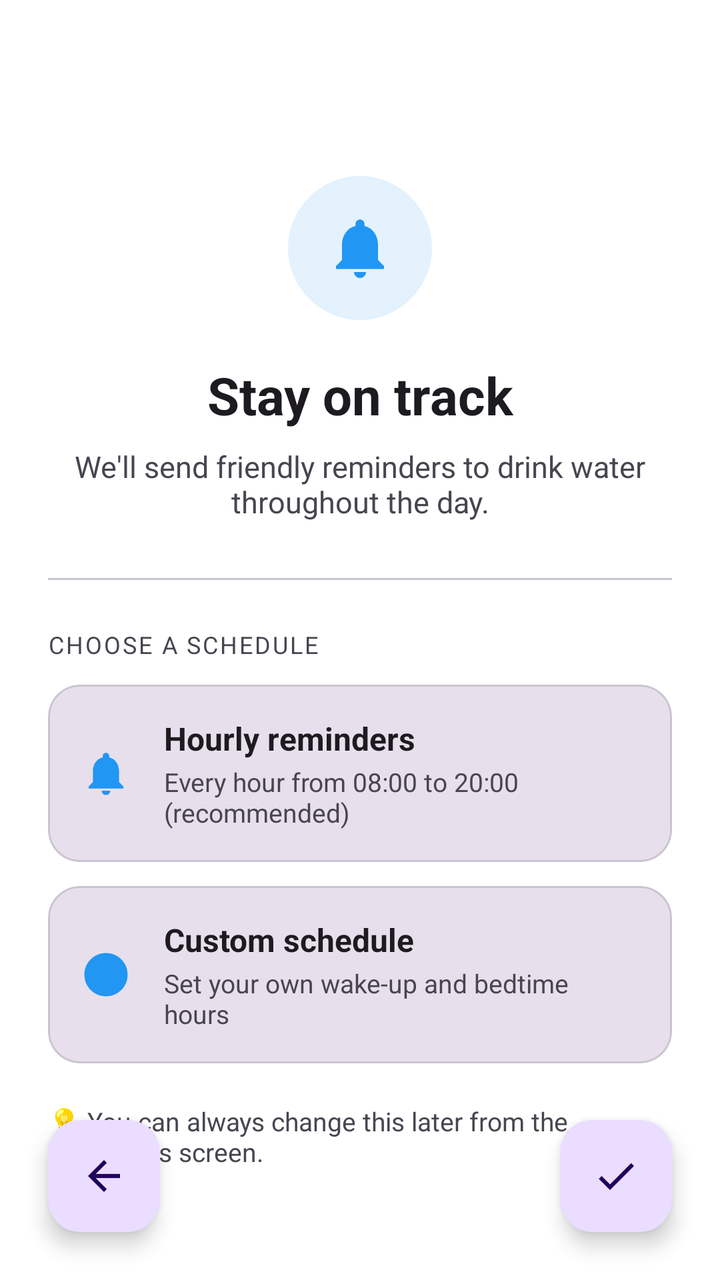
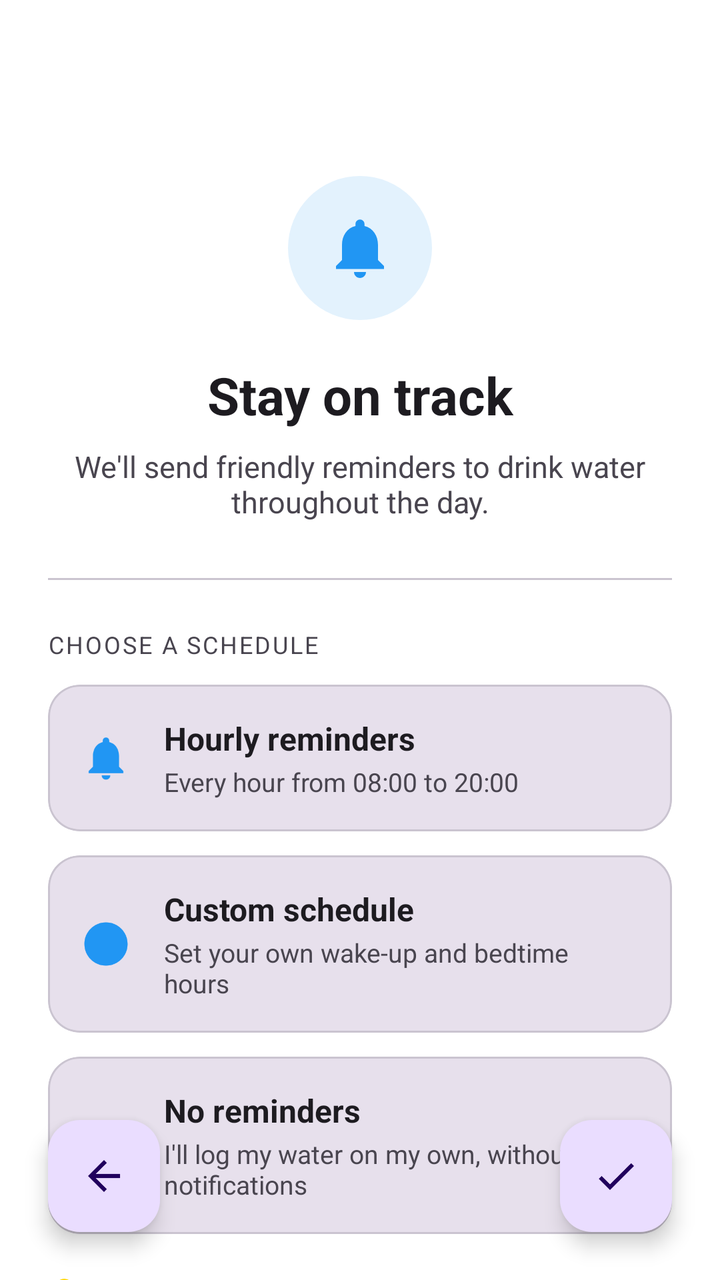

An Android layout rendered at two revisions. The XML below is the earlier revision; the diff shows what the commit changed to produce the second picture.
<!-- AndroidManifest.xml: application theme Theme.WaterReminder -->
<!-- res/layout/fragment_reminder_setup.xml -->
<?xml version="1.0" encoding="utf-8"?>
<androidx.constraintlayout.widget.ConstraintLayout xmlns:android="http://schemas.android.com/apk/res/android"
    xmlns:app="http://schemas.android.com/apk/res-auto"
    xmlns:tools="http://schemas.android.com/tools"
    android:layout_width="match_parent"
    android:layout_height="match_parent"
    android:background="@color/page_background">

    <androidx.core.widget.NestedScrollView
        android:layout_width="0dp"
        android:layout_height="0dp"
        app:layout_constraintTop_toTopOf="parent"
        app:layout_constraintBottom_toBottomOf="parent"
        app:layout_constraintStart_toStartOf="parent"
        app:layout_constraintEnd_toEndOf="parent">

        <LinearLayout
            android:layout_width="match_parent"
            android:layout_height="wrap_content"
            android:orientation="vertical"
            android:padding="24dp"
            android:paddingBottom="104dp">

            
            <View
                android:layout_width="match_parent"
                android:layout_height="?attr/actionBarSize" />

            <LinearLayout
                android:layout_width="match_parent"
                android:layout_height="wrap_content"
                android:orientation="vertical"
                android:gravity="center_horizontal"
                android:paddingHorizontal="8dp">

                <ImageView
                    android:layout_width="72dp"
                    android:layout_height="72dp"
                    android:layout_marginBottom="20dp"
                    android:background="@drawable/bg_hero_icon_circle"
                    android:padding="18dp"
                    android:importantForAccessibility="no"
                    android:src="@drawable/ic_bell"
                    app:tint="@color/brand_blue" />

                <TextView
                    android:layout_width="match_parent"
                    android:layout_height="wrap_content"
                    android:gravity="center"
                    android:text="@string/reminder_setup_title"
                    android:textColor="?attr/colorOnSurface"
                    android:textSize="26sp"
                    android:textStyle="bold" />

                <TextView
                    android:layout_width="match_parent"
                    android:layout_height="wrap_content"
                    android:layout_marginTop="8dp"
                    android:gravity="center"
                    android:text="@string/reminder_setup_subtitle"
                    android:textColor="?attr/colorOnSurfaceVariant"
                    android:textSize="15sp" />

            </LinearLayout>

            <View
                android:layout_width="match_parent"
                android:layout_height="1dp"
                android:layout_marginTop="28dp"
                android:background="?attr/colorOutlineVariant" />

            <TextView
                android:layout_width="match_parent"
                android:layout_height="wrap_content"
                android:layout_marginTop="24dp"
                android:layout_marginBottom="12dp"
                android:text="@string/reminder_setup_choose_schedule"
                android:textColor="?attr/colorOnSurfaceVariant"
                android:textSize="12sp"
                android:textAllCaps="true"
                android:letterSpacing="0.08" />

            
            <com.google.android.material.card.MaterialCardView
                android:id="@+id/card_hourly"
                android:layout_width="match_parent"
                android:layout_height="wrap_content"
                android:layout_marginBottom="12dp"
                android:checkable="true"
                android:clickable="true"
                android:focusable="true"
                app:cardBackgroundColor="?attr/colorSurfaceVariant"
                app:cardCornerRadius="16dp"
                app:cardElevation="0dp"
                app:checkedIcon="@null"
                app:strokeColor="?attr/colorOutlineVariant"
                app:strokeWidth="1dp">

                <LinearLayout
                    android:layout_width="match_parent"
                    android:layout_height="wrap_content"
                    android:gravity="center_vertical"
                    android:orientation="horizontal"
                    android:padding="16dp">

                    <ImageView
                        android:layout_width="26dp"
                        android:layout_height="26dp"
                        android:layout_marginEnd="16dp"
                        android:importantForAccessibility="no"
                        android:src="@drawable/ic_bell"
                        app:tint="@color/brand_blue" />

                    <LinearLayout
                        android:layout_width="0dp"
                        android:layout_height="wrap_content"
                        android:layout_weight="1"
                        android:orientation="vertical">

                        <TextView
                            android:layout_width="match_parent"
                            android:layout_height="wrap_content"
                            android:text="@string/reminder_setup_hourly_title"
                            android:textColor="?attr/colorOnSurface"
                            android:textSize="16sp"
                            android:textStyle="bold" />

                        <TextView
                            android:layout_width="match_parent"
                            android:layout_height="wrap_content"
                            android:layout_marginTop="2dp"
                            android:text="@string/reminder_setup_hourly_subtitle"
                            android:textColor="?attr/colorOnSurfaceVariant"
                            android:textSize="13sp" />
                    </LinearLayout>

                    <ImageView
                        android:id="@+id/check_hourly"
                        android:layout_width="20dp"
                        android:layout_height="20dp"
                        android:layout_marginStart="12dp"
                        android:importantForAccessibility="no"
                        android:src="@drawable/ic_check"
                        android:visibility="gone"
                        app:tint="@color/brand_blue" />

                </LinearLayout>

            </com.google.android.material.card.MaterialCardView>

            
            <com.google.android.material.card.MaterialCardView
                android:id="@+id/card_custom"
                android:layout_width="match_parent"
                android:layout_height="wrap_content"
                android:checkable="true"
                android:clickable="true"
                android:focusable="true"
                app:cardBackgroundColor="?attr/colorSurfaceVariant"
                app:cardCornerRadius="16dp"
                app:cardElevation="0dp"
                app:checkedIcon="@null"
                app:strokeColor="?attr/colorOutlineVariant"
                app:strokeWidth="1dp">

                <LinearLayout
                    android:layout_width="match_parent"
                    android:layout_height="wrap_content"
                    android:gravity="center_vertical"
                    android:orientation="horizontal"
                    android:padding="16dp">

                    <ImageView
                        android:layout_width="26dp"
                        android:layout_height="26dp"
                        android:layout_marginEnd="16dp"
                        android:importantForAccessibility="no"
                        android:src="@drawable/ic_clock"
                        app:tint="@color/brand_blue" />

                    <LinearLayout
                        android:layout_width="0dp"
                        android:layout_height="wrap_content"
                        android:layout_weight="1"
                        android:orientation="vertical">

                        <TextView
                            android:layout_width="match_parent"
                            android:layout_height="wrap_content"
                            android:text="@string/reminder_setup_custom_title"
                            android:textColor="?attr/colorOnSurface"
                            android:textSize="16sp"
                            android:textStyle="bold" />

                        <TextView
                            android:layout_width="match_parent"
                            android:layout_height="wrap_content"
                            android:layout_marginTop="2dp"
                            android:text="@string/reminder_setup_custom_subtitle"
                            android:textColor="?attr/colorOnSurfaceVariant"
                            android:textSize="13sp" />
                    </LinearLayout>

                    <ImageView
                        android:id="@+id/check_custom"
                        android:layout_width="20dp"
                        android:layout_height="20dp"
                        android:layout_marginStart="12dp"
                        android:importantForAccessibility="no"
                        android:src="@drawable/ic_check"
                        android:visibility="gone"
                        app:tint="@color/brand_blue" />

                </LinearLayout>

            </com.google.android.material.card.MaterialCardView>

            
            <com.google.android.material.card.MaterialCardView
                android:id="@+id/group_custom_window"
                android:layout_width="match_parent"
                android:layout_height="wrap_content"
                android:layout_marginTop="16dp"
                android:visibility="gone"
                app:cardBackgroundColor="?attr/colorSurfaceVariant"
                app:cardCornerRadius="16dp"
                app:cardElevation="0dp"
                tools:visibility="visible">

                <LinearLayout
                    android:layout_width="match_parent"
                    android:layout_height="wrap_content"
                    android:orientation="vertical"
                    android:padding="16dp">

                    <com.google.android.material.button.MaterialButton
                        android:id="@+id/button_day_begins"
                        style="@style/Widget.MaterialComponents.Button.OutlinedButton"
                        android:layout_width="match_parent"
                        android:layout_height="wrap_content"
                        android:layout_marginBottom="12dp"
                        android:textColor="?attr/colorOnSurface"
                        app:cornerRadius="24dp"
                        app:strokeColor="?attr/colorOutline" />

                    <com.google.android.material.button.MaterialButton
                        android:id="@+id/button_off_to_bed"
                        style="@style/Widget.MaterialComponents.Button.OutlinedButton"
                        android:layout_width="match_parent"
                        android:layout_height="wrap_content"
                        android:textColor="?attr/colorOnSurface"
                        app:cornerRadius="24dp"
                        app:strokeColor="?attr/colorOutline" />

                </LinearLayout>

            </com.google.android.material.card.MaterialCardView>

            <TextView
                android:layout_width="match_parent"
                android:layout_height="wrap_content"
                android:layout_marginTop="20dp"
                android:text="@string/reminder_setup_change_later_note"
                android:textColor="?attr/colorOnSurfaceVariant"
                android:textSize="13sp" />

        </LinearLayout>

    </androidx.core.widget.NestedScrollView>

    <com.google.android.material.floatingactionbutton.FloatingActionButton
        android:id="@+id/fab_reminder_setup_back"
        android:layout_width="wrap_content"
        android:layout_height="wrap_content"
        android:layout_margin="24dp"
        app:fabSize="mini"
        android:contentDescription="@string/reminder_setup_back_action"
        app:srcCompat="@drawable/ic_arrow_back"
        app:layout_constraintBottom_toBottomOf="parent"
        app:layout_constraintStart_toStartOf="parent" />

    <com.google.android.material.floatingactionbutton.FloatingActionButton
        android:id="@+id/fab_reminder_setup_done"
        android:layout_width="wrap_content"
        android:layout_height="wrap_content"
        android:layout_margin="24dp"
        android:contentDescription="@string/reminder_setup_done_action"
        app:srcCompat="@drawable/ic_check"
        app:layout_constraintBottom_toBottomOf="parent"
        app:layout_constraintEnd_toEndOf="parent" />

</androidx.constraintlayout.widget.ConstraintLayout>
<!-- resources referenced by this layout -->
<resources>
  <color name="brand_blue">#2196F3</color>
  <color name="page_background">#FFFFFF</color>
  <!-- drawable bg_hero_icon_circle (drawable) -->
  <?xml version="1.0" encoding="utf-8"?>
  <shape xmlns:android="http://schemas.android.com/apk/res/android"
      android:shape="oval">
      <solid android:color="@color/icon_backdrop_blue" />
  </shape>
  <!-- drawable ic_arrow_back (drawable) -->
  <?xml version="1.0" encoding="utf-8"?>
  <vector xmlns:android="http://schemas.android.com/apk/res/android"
      android:width="24dp"
      android:height="24dp"
      android:viewportWidth="24"
      android:viewportHeight="24">
      <path
          android:fillColor="#FFFFFF"
          android:pathData="M20,11H7.83l5.59,-5.59L12,4l-8,8l8,8l1.41,-1.41L7.83,13H20V11z" />
  </vector>
  <!-- drawable ic_check (drawable) -->
  <?xml version="1.0" encoding="utf-8"?>
  <vector xmlns:android="http://schemas.android.com/apk/res/android"
      android:width="24dp"
      android:height="24dp"
      android:viewportWidth="24"
      android:viewportHeight="24">
      <path
          android:fillColor="#FFFFFF"
          android:pathData="M9,16.17L4.83,12l-1.42,1.41L9,19 21,7l-1.41,-1.41z" />
  </vector>
  <string name="reminder_setup_back_action">Back</string>
  <string name="reminder_setup_change_later_note">💡 You can always change this later from the Reminders screen.</string>
  <string name="reminder_setup_choose_schedule">Choose a schedule</string>
  <string name="reminder_setup_custom_subtitle">Set your own wake-up and bedtime hours</string>
  <string name="reminder_setup_custom_title">Custom schedule</string>
  <string name="reminder_setup_done_action">Finish setup</string>
  <string name="reminder_setup_hourly_subtitle">Every hour from 08:00 to 20:00 (recommended)</string>
  <string name="reminder_setup_hourly_title">Hourly reminders</string>
  <string name="reminder_setup_subtitle">We\'ll send friendly reminders to drink water throughout the day.</string>
  <string name="reminder_setup_title">Stay on track</string>
  <style name="Theme.WaterReminder" parent="Base.Theme.WaterReminder" />
  <color name="icon_backdrop_blue">#E3F2FD</color>
  <style name="Base.Theme.WaterReminder" parent="Theme.Material3.DayNight.NoActionBar">
          
          
      </style>
  <!-- unchanged entries left out for length: 2 -->
</resources>

<!-- the commit's change to res/layout/fragment_reminder_setup.xml (unified diff, before → after) -->
@@ -4,7 +4,7 @@
     xmlns:tools="http://schemas.android.com/tools"
     android:layout_width="match_parent"
     android:layout_height="match_parent"
-    android:background="@color/page_background">
+    android:background="?attr/pageBackground">
 
     <androidx.core.widget.NestedScrollView
         android:layout_width="0dp"
@@ -256,6 +256,74 @@
 
             </com.google.android.material.card.MaterialCardView>
 
+            
+            <com.google.android.material.card.MaterialCardView
+                android:id="@+id/card_none"
+                android:layout_width="match_parent"
+                android:layout_height="wrap_content"
+                android:layout_marginTop="12dp"
+                android:checkable="true"
+                android:clickable="true"
+                android:focusable="true"
+                app:cardBackgroundColor="?attr/colorSurfaceVariant"
+                app:cardCornerRadius="16dp"
+                app:cardElevation="0dp"
+                app:checkedIcon="@null"
+                app:strokeColor="?attr/colorOutlineVariant"
+                app:strokeWidth="1dp">
+
+                <LinearLayout
+                    android:layout_width="match_parent"
+                    android:layout_height="wrap_content"
+                    android:gravity="center_vertical"
+                    android:orientation="horizontal"
+                    android:padding="16dp">
+
+                    <ImageView
+                        android:layout_width="26dp"
+                        android:layout_height="26dp"
+                        android:layout_marginEnd="16dp"
+                        android:importantForAccessibility="no"
+                        android:src="@drawable/ic_bell_off"
+                        app:tint="@color/brand_blue" />
+
+                    <LinearLayout
+                        android:layout_width="0dp"
+                        android:layout_height="wrap_content"
+                        android:layout_weight="1"
+                        android:orientation="vertical">
+
+                        <TextView
+                            android:layout_width="match_parent"
+                            android:layout_height="wrap_content"
+                            android:text="@string/reminder_setup_none_title"
+                            android:textColor="?attr/colorOnSurface"
+                            android:textSize="16sp"
+                            android:textStyle="bold" />
+
+                        <TextView
+                            android:layout_width="match_parent"
+                            android:layout_height="wrap_content"
+                            android:layout_marginTop="2dp"
+                            android:text="@string/reminder_setup_none_subtitle"
+                            android:textColor="?attr/colorOnSurfaceVariant"
+                            android:textSize="13sp" />
+                    </LinearLayout>
+
+                    <ImageView
+                        android:id="@+id/check_none"
+                        android:layout_width="20dp"
+                        android:layout_height="20dp"
+                        android:layout_marginStart="12dp"
+                        android:importantForAccessibility="no"
+                        android:src="@drawable/ic_check"
+                        android:visibility="gone"
+                        app:tint="@color/brand_blue" />
+
+                </LinearLayout>
+
+            </com.google.android.material.card.MaterialCardView>
+
             <TextView
                 android:layout_width="match_parent"
                 android:layout_height="wrap_content"
<!-- resource entries referenced after the edit -->
@@ -2,11 +2,12 @@
 <resources>
   <color name="brand_blue">#2196F3</color>
   <color name="page_background">#FFFFFF</color>
+  <color name="toolbar_background">#1A2535</color>
   <!-- drawable bg_hero_icon_circle (drawable) -->
   <?xml version="1.0" encoding="utf-8"?>
   <shape xmlns:android="http://schemas.android.com/apk/res/android"
       android:shape="oval">
-      <solid android:color="@color/icon_backdrop_blue" />
+      <solid android:color="?attr/iconBackdrop" />
   </shape>
   <!-- drawable ic_arrow_back (drawable) -->
   <?xml version="1.0" encoding="utf-8"?>
@@ -18,6 +19,17 @@
       <path
           android:fillColor="#FFFFFF"
           android:pathData="M20,11H7.83l5.59,-5.59L12,4l-8,8l8,8l1.41,-1.41L7.83,13H20V11z" />
+  </vector>
+  <!-- drawable ic_bell_off (drawable) -->
+  <?xml version="1.0" encoding="utf-8"?>
+  <vector xmlns:android="http://schemas.android.com/apk/res/android"
+      android:width="24dp"
+      android:height="24dp"
+      android:viewportWidth="24"
+      android:viewportHeight="24">
+      <path
+          android:fillColor="#FFFFFF"
+          android:pathData="M20,18.69L7.84,6.14 5.27,3.49 4,4.76l2.8,2.8v0.01c-0.52,0.99 -0.8,2.16 -0.8,3.42v5l-2,2v1h13.73l2,2L21,19.72l-1,-1.03zM12,22c1.11,0 2,-0.89 2,-2h-4c0,1.11 0.89,2 2,2zM18,14.68V11c0,-3.07 -1.63,-5.64 -4.5,-6.32V4c0,-0.83 -0.67,-1.5 -1.5,-1.5s-1.5,0.67 -1.5,1.5v0.68c-0.15,0.03 -0.29,0.08 -0.42,0.12 -0.1,0.03 -0.2,0.07 -0.29,0.11h-0.01c-0.01,0 -0.01,0 -0.02,0.01 -0.23,0.09 -0.46,0.2 -0.68,0.31 0,0 -0.01,0 -0.01,0.01L18,14.68z" />
   </vector>
   <!-- drawable ic_check (drawable) -->
   <?xml version="1.0" encoding="utf-8"?>
@@ -36,15 +48,24 @@
   <string name="reminder_setup_custom_subtitle">Set your own wake-up and bedtime hours</string>
   <string name="reminder_setup_custom_title">Custom schedule</string>
   <string name="reminder_setup_done_action">Finish setup</string>
-  <string name="reminder_setup_hourly_subtitle">Every hour from 08:00 to 20:00 (recommended)</string>
+  <string name="reminder_setup_hourly_subtitle">Every hour from 08:00 to 20:00</string>
   <string name="reminder_setup_hourly_title">Hourly reminders</string>
+  <string name="reminder_setup_none_subtitle">I\'ll log my water on my own, without notifications</string>
+  <string name="reminder_setup_none_title">No reminders</string>
   <string name="reminder_setup_subtitle">We\'ll send friendly reminders to drink water throughout the day.</string>
   <string name="reminder_setup_title">Stay on track</string>
   <style name="Theme.WaterReminder" parent="Base.Theme.WaterReminder" />
   <color name="icon_backdrop_blue">#E3F2FD</color>
+  <color name="white">#FFFFFFFF</color>
+  <color name="quick_remove_bg">#E3F2FD</color>
   <style name="Base.Theme.WaterReminder" parent="Theme.Material3.DayNight.NoActionBar">
-          
-          
+          <item name="pageBackground">@color/page_background</item>
+          <item name="toolbarBackground">@color/toolbar_background</item>
+          <item name="iconBackdrop">@color/icon_backdrop_blue</item>
+          <item name="quickAddBackground">@color/brand_blue</item>
+          <item name="quickAddForeground">@color/white</item>
+          <item name="quickRemoveBackground">@color/quick_remove_bg</item>
+          <item name="quickRemoveForeground">@color/brand_blue</item>
       </style>
   <!-- unchanged entries left out for length: 2 -->
 </resources>
